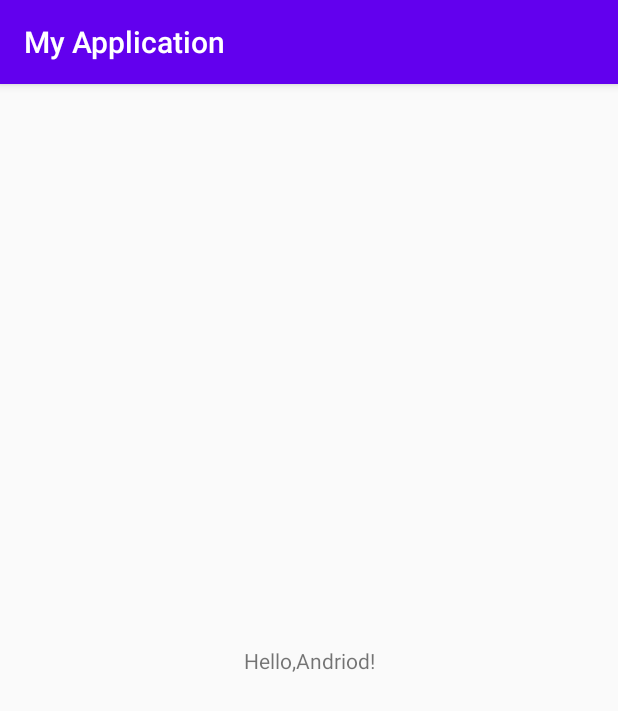
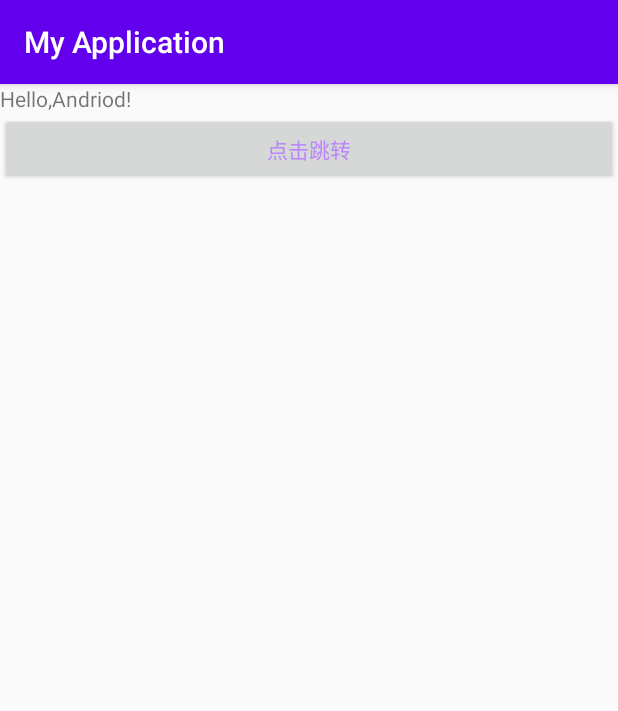
Before and after one commit to lijinbang777/AndroidLearn, an Android app: the screen it shows after launch (MainActivity), on a phone screen of 412 x 824 dp. Shown: the top 711 px of the screen. Run offline under Robolectric (Android 15) with nearby library versions, the phone set to English and light mode, and no system bars.

Commit message:
线性布局及button页面activity跳转

```diff
--- a/app/src/main/java/com/example/myapplication/MainActivity.java
+++ b/app/src/main/java/com/example/myapplication/MainActivity.java
@@ -1,9 +1,12 @@
 package com.example.myapplication;
 
+import android.content.Intent;
 import android.support.v7.app.AppCompatActivity;
 import android.os.Bundle;
 
 import android.util.Log;
+import android.view.View;
+import android.widget.Button;
 
 
 public class MainActivity extends AppCompatActivity {
@@ -12,8 +15,22 @@ public class MainActivity extends AppCompatActivity {
     protected void onCreate(Bundle savedInstanceState) {
         super.onCreate(savedInstanceState);
         setContentView(R.layout.activity_main);
-        Log.d("ios","viewdidload");
+        //Log分为Verbose,info,debug,warning,error信息
+        Log.d("ios","相当于iOS的viewdidload");
+
+       Button btn = findViewById(R.id.button_click);
+
+       //接口方法I
+       btn.setOnClickListener(new View.OnClickListener() {
+           @Override
+           public void onClick(View view) {
+               Intent tent = new Intent(MainActivity.this,TestActivity.class);
+               startActivity(tent);
+           }
+       });
+
     }
 
 
+
 }
--- a/app/src/main/res/layout/activity_main.xml
+++ b/app/src/main/res/layout/activity_main.xml
@@ -1,9 +1,10 @@
 <?xml version="1.0" encoding="utf-8"?>
-<android.support.constraint.ConstraintLayout xmlns:android="http://schemas.android.com/apk/res/android"
+<LinearLayout xmlns:android="http://schemas.android.com/apk/res/android"
     xmlns:app="http://schemas.android.com/apk/res-auto"
     xmlns:tools="http://schemas.android.com/tools"
     android:layout_width="match_parent"
     android:layout_height="match_parent"
+    android:orientation="vertical"
     tools:context=".MainActivity">
 
     <TextView
@@ -15,5 +16,12 @@
         app:layout_constraintStart_toStartOf="parent"
         app:layout_constraintTop_toTopOf="parent" />
 
+    <Button
+        android:layout_width="match_parent"
+        android:id="@+id/button_click"
+        android:text="@string/button_click"
+        android:textColor="@color/purple_200"
+        android:layout_height="wrap_content"/>
 
-</android.support.constraint.ConstraintLayout>
+
+</LinearLayout>
--- a/app/src/main/res/values/strings.xml
+++ b/app/src/main/res/values/strings.xml
@@ -7,6 +7,7 @@
     <string name="next">Next</string>
     <string name="previous">Previous</string>
 
+    <string name="button_click">点击跳转</string>
     <string name="hello_first_fragment">Hello first fragment</string>
     <string name="hello_second_fragment">Hello second fragment. Arg: %1$s</string>
 </resources>
```
